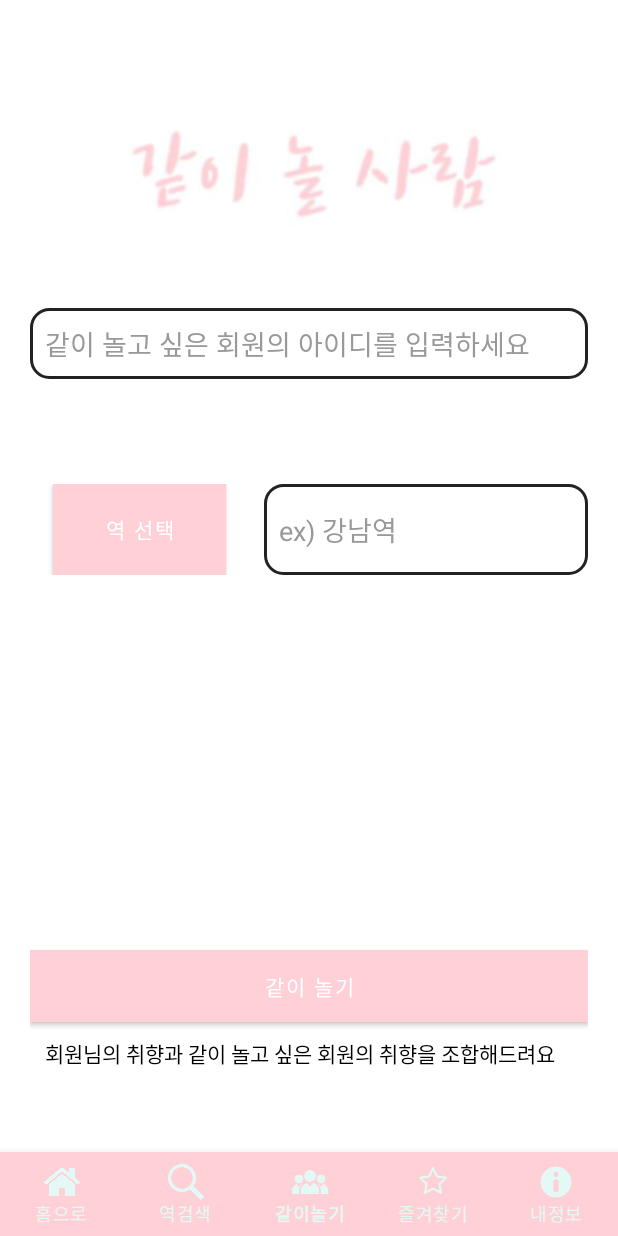
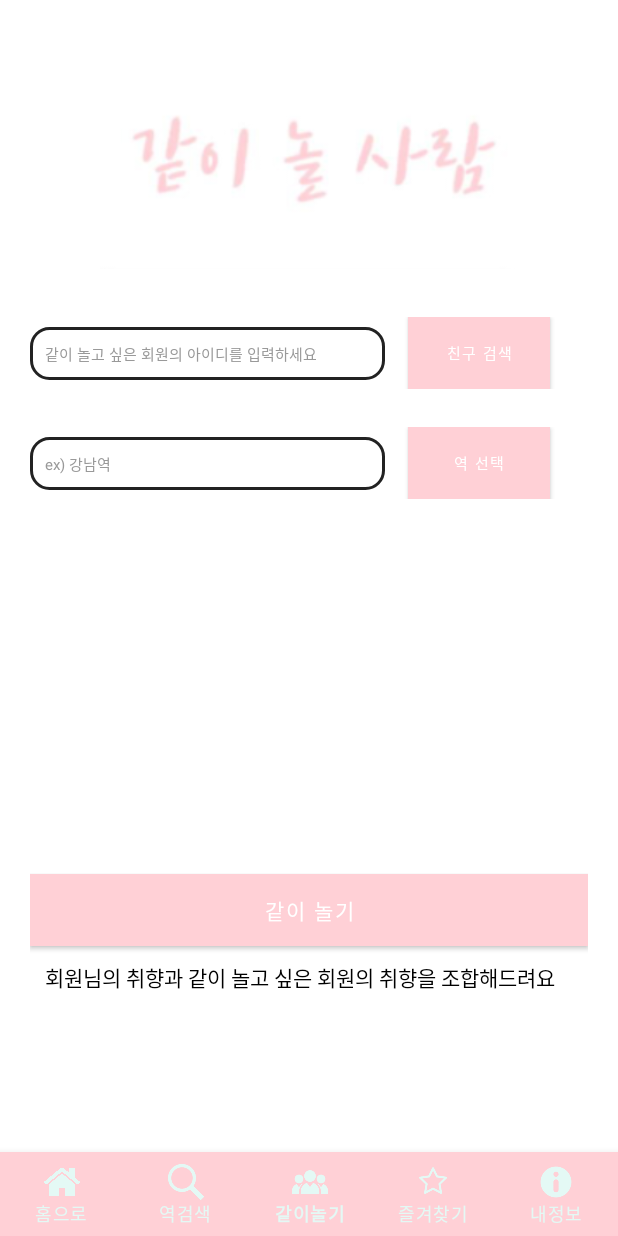
Before and after one commit to SSAFY-2nd/whatDo_whenPlay, an Android app: the screen it shows after launch (MainActivity), item 3 of the bottom bar chosen, on a phone screen of 412 x 824 dp. Run offline under Robolectric (Android 15) with nearby library versions, the phone set to English and light mode, and no system bars; our stand-ins replace Volley.

Commit message:
ADD : playwithme package

```diff
--- a/Frontend/LoginRegisterExample/app/src/main/java/com/example/loginregisterexample/Frag2.java
+++ /dev/null
@@ -1,32 +0,0 @@
-package com.example.loginregisterexample;
-
-import android.os.Bundle;
-import android.view.LayoutInflater;
-import android.view.View;
-import android.view.ViewGroup;
-
-import androidx.annotation.NonNull;
-import androidx.annotation.Nullable;
-import androidx.fragment.app.Fragment;
-
-public class Frag2 extends Fragment {
-
-    private View view;
-
-    @Nullable
-    @Override
-    public View onCreateView(@NonNull LayoutInflater inflater, @Nullable ViewGroup container, @Nullable Bundle savedInstanceState)
-    {
-        view = inflater.inflate(R.layout.playwithme,container,false);
-
-        return view;
-    }
-    // ID 입력하여 존재하는 Email인지 확인.
-
-    // 역은 강남역으로 FIX
-
-
-
-
-
-}
--- a/Frontend/LoginRegisterExample/app/src/main/java/com/example/loginregisterexample/MainActivity.java
+++ b/Frontend/LoginRegisterExample/app/src/main/java/com/example/loginregisterexample/MainActivity.java
@@ -14,6 +14,7 @@ import androidx.appcompat.app.AppCompatActivity;
 import androidx.fragment.app.FragmentManager;
 import androidx.fragment.app.FragmentTransaction;
 
+import com.example.loginregisterexample.Playwithme.Frag2;
 import com.example.loginregisterexample.Register.RegisterActivity;
 import com.google.android.material.bottomnavigation.BottomNavigationView;
 
--- /dev/null
+++ b/Frontend/LoginRegisterExample/app/src/main/java/com/example/loginregisterexample/Playwithme/Frag2.java
@@ -0,0 +1,125 @@
+package com.example.loginregisterexample.Playwithme;
+
+import android.content.Intent;
+import android.os.Bundle;
+import android.util.Log;
+import android.view.LayoutInflater;
+import android.view.View;
+import android.view.ViewGroup;
+import android.widget.Button;
+import android.widget.EditText;
+import android.widget.TextView;
+import android.widget.Toast;
+
+import androidx.annotation.NonNull;
+import androidx.annotation.Nullable;
+import androidx.fragment.app.Fragment;
+
+import com.android.volley.RequestQueue;
+import com.android.volley.Response;
+import com.android.volley.VolleyError;
+import com.android.volley.toolbox.Volley;
+import com.example.loginregisterexample.LogIn.LoginActivity;
+import com.example.loginregisterexample.LogIn.LoginRequest;
+import com.example.loginregisterexample.MainActivity;
+import com.example.loginregisterexample.R;
+
+import org.json.JSONException;
+import org.json.JSONObject;
+import org.w3c.dom.Text;
+
+public class Frag2 extends Fragment {
+
+    private View view;
+    private EditText search_friend;
+    private Button check_btn1;
+
+
+    @Override
+    public void onCreate(Bundle savedInstanceState) {
+        super.onCreate(savedInstanceState);
+    }
+
+    @Nullable
+    @Override
+    public View onCreateView(@NonNull LayoutInflater inflater, @Nullable ViewGroup container, @Nullable Bundle savedInstanceState)
+    {
+        view = inflater.inflate(R.layout.playwithme,container,false);
+
+        search_friend = view.findViewById(R.id.et_id);
+        check_btn1 = view.findViewById(R.id.btn_choice_partner);
+
+        check_btn1.setOnClickListener(new View.OnClickListener() {
+            @Override
+            public void onClick(View view){
+
+                class NewRunnable implements Runnable{
+                    @Override
+                    public void run(){
+                        searchFriend();
+                    }
+                }
+
+                NewRunnable nr = new NewRunnable();
+                Thread t = new Thread(nr);
+                t.start();
+
+            }
+        });
+
+        return view;
+    }
+
+    private void searchFriend(){
+        final String searchFriendId = search_friend.getText().toString();
+
+
+        Response.Listener<String> responseListener = new Response.Listener<String>() {
+            @Override
+            public void onResponse(String response) {
+                try {
+                    // ID 입력하여 존재하는 Email인지 확인.
+                    // 존재한다면 "@@님" 확인되었습니다.
+                    // 존재하지않는다면 "아이디를 다시 입력해주세요.!"
+                    JSONObject jsonObject = new JSONObject(response);
+                    Log.v("갓갓",it  jsonObject.toString());
+
+                    String success = jsonObject.getString("success");
+                    if (success != null && success.equals("1")) {
+                        Toast.makeText(getActivity(),"아이디 조회 성공!",Toast.LENGTH_SHORT).show();
+                    } else {
+                        Toast.makeText(getActivity(),"아이디 조회 실패!",Toast.LENGTH_SHORT).show();
+                        return;
+                    }
+                } catch (JSONException e) {
+                    e.printStackTrace();
+                }
+            }
+        };
+
+        Response.ErrorListener errorListener = new Response.ErrorListener() {
+            @Override
+            public void onErrorResponse(VolleyError error) {
+                Toast.makeText(getActivity(),"아이디 조회시 에러발생!",Toast.LENGTH_SHORT).show();
+                return;
+            }
+        };
+
+        // Volley 로 친구 찾기 양식 웹전송
+        FriendCheckRequest searchFriendRequest = new FriendCheckRequest(searchFriendId, responseListener, errorListener);
+        searchFriendRequest.setShouldCache(false);
+
+        RequestQueue queue = Volley.newRequestQueue(getActivity());
+        queue.add(searchFriendRequest);
+
+
+
+    }
+
+    // 역은 강남역으로 FIX
+
+
+
+
+
+}
--- a/Frontend/LoginRegisterExample/app/src/main/res/layout/playwithme.xml
+++ b/Frontend/LoginRegisterExample/app/src/main/res/layout/playwithme.xml
@@ -43,12 +43,11 @@
             <LinearLayout
                 android:layout_width="match_parent"
                 android:layout_height="wrap_content"
-                android:layout_weight="1"
-                android:orientation="vertical">
+                android:layout_marginTop="25dp">
 
                 <EditText
                     android:id="@+id/et_id"
-                    android:layout_width="fill_parent"
+                    android:layout_width="0dp"
                     android:layout_height="wrap_content"
                     android:layout_marginBottom="10dp"
                     android:background="@drawable/edit_round"
@@ -56,40 +55,56 @@
                     android:inputType="textCapWords"
                     android:padding="10dp"
                     android:textColor="@color/input_register"
-                    android:textColorHint="@color/input_register_hint"/>
+                    android:textColorHint="@color/input_register_hint"
+                    android:layout_weight="5"
+                    android:textSize="10dp"
+                    />
+
+                <Button
+                    android:id="@+id/btn_choice_partner"
+                    android:layout_width="0dp"
+                    android:layout_height="wrap_content"
+                    android:background="#FFD0D6"
+                    android:textColor="@color/white"
+                    android:text="친구 검색"
+                    android:layout_marginLeft="15dp"
+                    android:layout_marginRight="25dp"
+                    android:layout_toRightOf="@id/et_id"
+                    android:textSize="10dp"
+                    android:layout_weight="2"
+                    />
 
             </LinearLayout>
 
             <LinearLayout
                 android:layout_width="match_parent"
-                android:layout_height="25dp"
-                android:layout_weight="1"
-                android:orientation="horizontal"
-                android:rowCount="2"
+                android:layout_height="wrap_content"
                 android:layout_marginTop="25dp">
-
-                <Button
-                    android:id="@+id/btn_choice_station"
-                    android:layout_width="100dp"
-                    android:layout_height="fill_parent"
-                    android:background="#FFD0D6"
-                    android:text="역 선택"
-                    android:textColor="@color/white"
-                    android:layout_marginLeft="15dp"
-                    android:layout_marginRight="25dp"
-                    android:layout_weight="1"/>
 
                 <EditText
                     android:id="@+id/et_choice_station"
-                    android:layout_width="200dp"
-                    android:layout_height="fill_parent"
+                    android:layout_width="0dp"
+                    android:layout_height="wrap_content"
                     android:background="@drawable/edit_round"
                     android:hint="@string/choicestation"
                     android:inputType="textCapWords"
                     android:padding="10dp"
+                    android:textSize="10dp"
                     android:textColor="@color/input_register"
                     android:textColorHint="@color/input_register_hint"
-                    android:layout_weight="1"/>
+                    android:layout_weight="5"/>
+
+                <Button
+                    android:id="@+id/btn_choice_station"
+                    android:layout_width="0dp"
+                    android:layout_height="wrap_content"
+                    android:background="#FFD0D6"
+                    android:text="역 선택"
+                    android:textColor="@color/white"
+                    android:textSize="10dp"
+                    android:layout_marginLeft="15dp"
+                    android:layout_marginRight="25dp"
+                    android:layout_weight="2"/>
 
             </LinearLayout>
 
```
Also changed, not shown: Frontend/LoginRegisterExample/app/src/main/java/com/example/loginregisterexample/Playwithme/FriendCheckRequest.java (added, +20 -0 lines).
